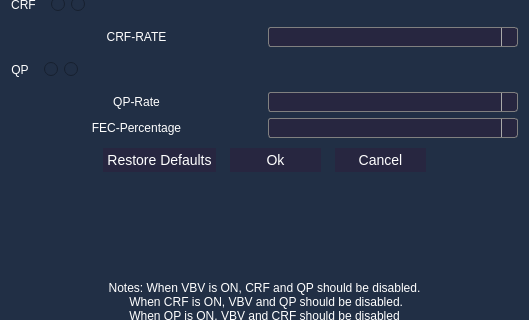
Qt form h265configurationdialog.ui (m4rkoup/openstream-server) before a commit; both pictures show x 0 to 529 and y 248 to 568 of the 529 by 680 pixel window.
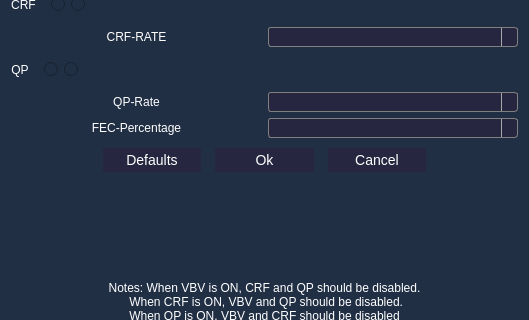
The same form after that commit. Icons and pictures are not drawn.

```diff
--- a/h265configurationdialog.ui
+++ b/h265configurationdialog.ui
@@ -1171,7 +1171,7 @@
 }</string>
        </property>
        <property name="text">
-        <string>Restore Defaults</string>
+        <string>Defaults</string>
        </property>
       </widget>
      </item>
```
